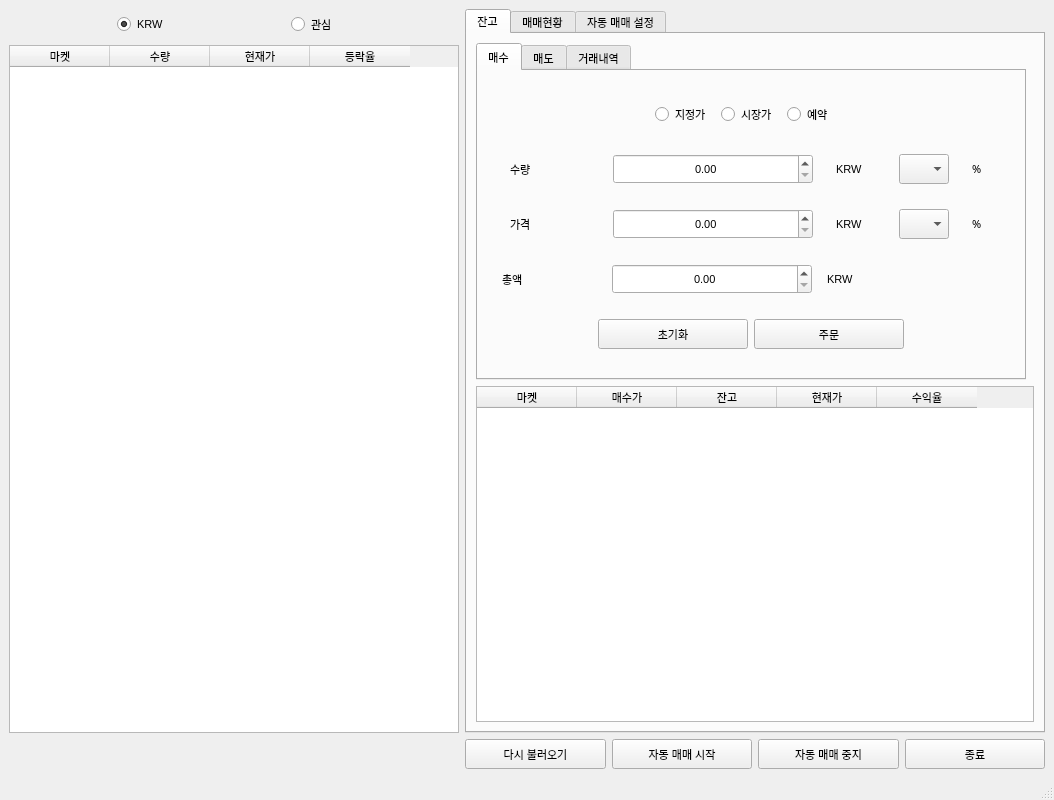
The window that main1.ui (changhee-won/AiCoinsTrade) describes before a commit, drawn with Qt 5.
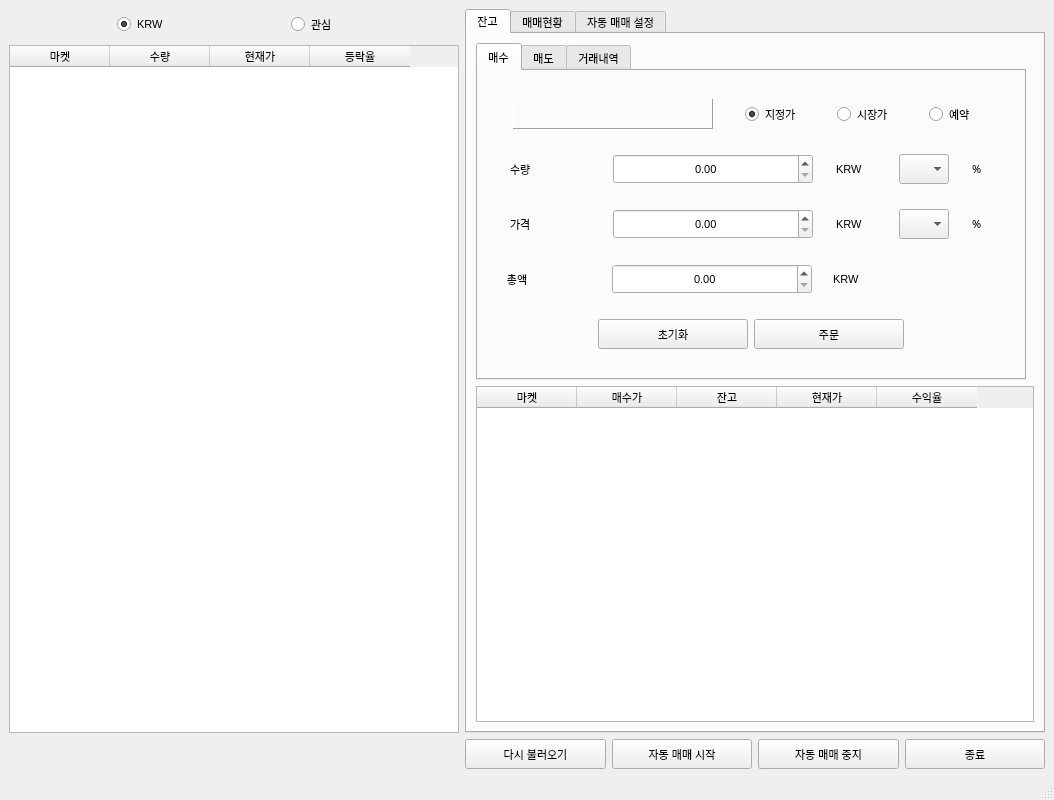
The same window after the commit. The open tabs and pages were chosen to show the change.

Commit message: 수정함:        aicoin_main.py 	수정함:        common.py 	수정함:        main1.ui

```diff
--- a/main1.ui
+++ b/main1.ui
@@ -94,17 +94,32 @@
               <item>
                <layout class="QHBoxLayout" name="horizontalLayout_5">
                 <item>
-                 <spacer name="horizontalSpacer">
-                  <property name="orientation">
-                   <enum>Qt::Horizontal</enum>
+                 <widget class="QLabel" name="label_buy">
+                  <property name="minimumSize">
+                   <size>
+                    <width>200</width>
+                    <height>30</height>
+                   </size>
                   </property>
-                  <property name="sizeHint" stdset="0">
+                  <property name="maximumSize">
                    <size>
-                    <width>40</width>
-                    <height>20</height>
+                    <width>200</width>
+                    <height>30</height>
                    </size>
                   </property>
-                 </spacer>
+                  <property name="frameShape">
+                   <enum>QFrame::Panel</enum>
+                  </property>
+                  <property name="frameShadow">
+                   <enum>QFrame::Raised</enum>
+                  </property>
+                  <property name="text">
+                   <string/>
+                  </property>
+                  <property name="alignment">
+                   <set>Qt::AlignCenter</set>
+                  </property>
+                 </widget>
                 </item>
                 <item>
                  <widget class="QRadioButton" name="radioButton_limit">
@@ -123,6 +138,9 @@
                   <property name="text">
                    <string>지정가</string>
                   </property>
+                  <property name="checked">
+                   <bool>true</bool>
+                  </property>
                  </widget>
                 </item>
                 <item>
@@ -163,19 +181,6 @@
                   </property>
                  </widget>
                 </item>
-                <item>
-                 <spacer name="horizontalSpacer_2">
-                  <property name="orientation">
-                   <enum>Qt::Horizontal</enum>
-                  </property>
-                  <property name="sizeHint" stdset="0">
-                   <size>
-                    <width>40</width>
-                    <height>20</height>
-                   </size>
-                  </property>
-                 </spacer>
-                </item>
                </layout>
               </item>
               <item>
@@ -453,7 +458,7 @@
                    </size>
                   </property>
                   <property name="text">
-                   <string>총액</string>
+                   <string>  총액</string>
                   </property>
                   <property name="alignment">
                    <set>Qt::AlignJustify|Qt::AlignVCenter</set>
@@ -506,7 +511,7 @@
                    </font>
                   </property>
                   <property name="text">
-                   <string>KRW</string>
+                   <string>  KRW</string>
                   </property>
                   <property name="alignment">
                    <set>Qt::AlignJustify|Qt::AlignVCenter</set>
```
Left out of the diff: 839 changed lines with no effect on the pictures. The commit also changes 4 other files.
